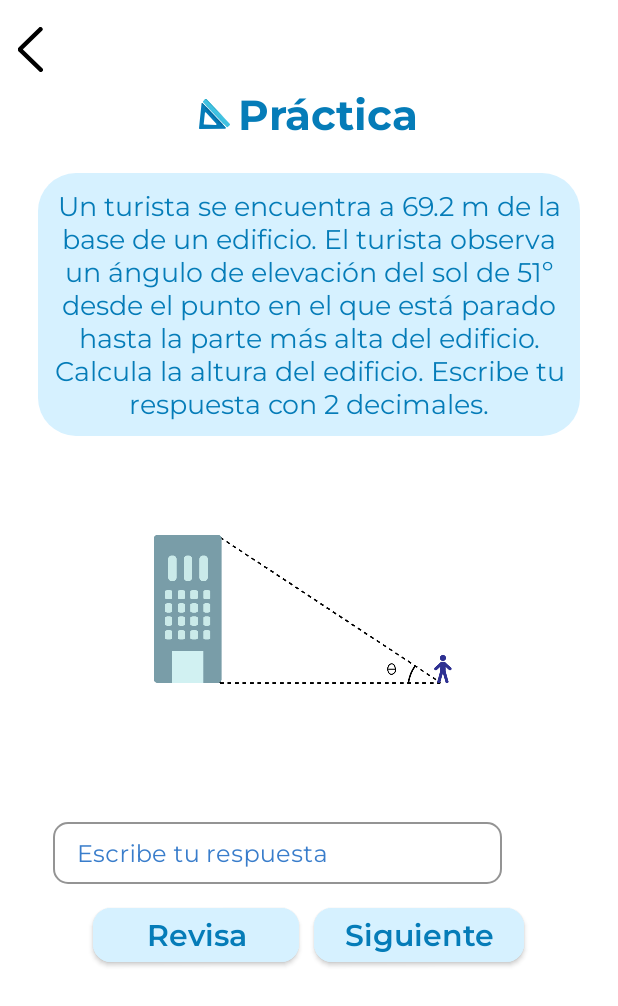
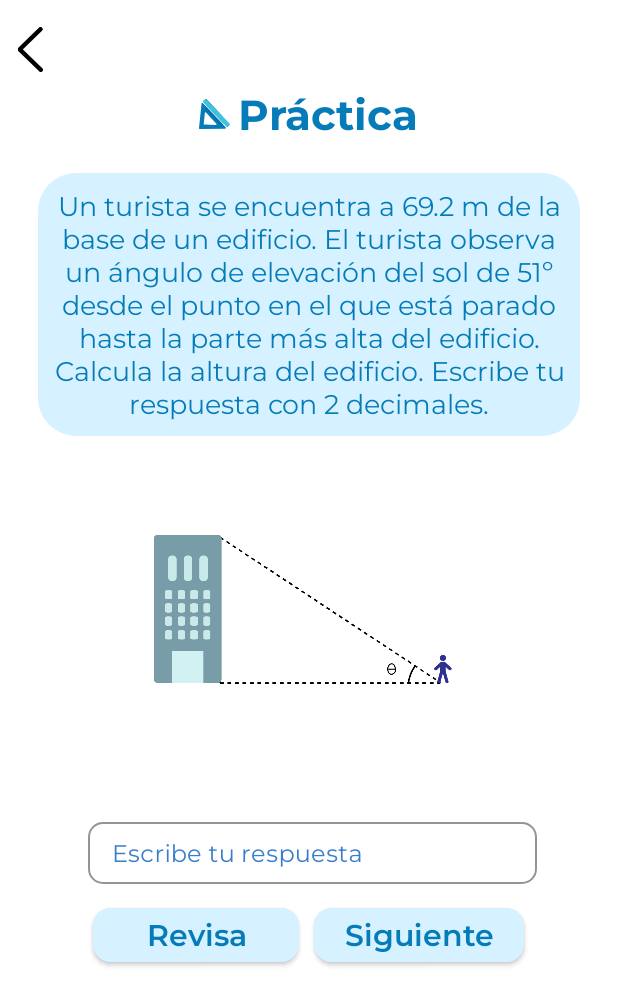
Before and after one commit to MajoBurguete/AplicTrianRect, an Android app: the PreguntaPracticaActivity screen opened directly, with no data from a screen before it, on a phone screen of 412 x 824 dp. Shown: the top 1006 px of the screen. Run offline under Robolectric (Android 15) with nearby library versions, the phone set to English and light mode, and no system bars.

Commit message:
Layout fix

```diff
--- a/app/src/main/res/layout/activity_pregunta_practica.xml
+++ b/app/src/main/res/layout/activity_pregunta_practica.xml
@@ -102,7 +102,16 @@
                 android:paddingEnd="15dp"
                 app:layout_constraintEnd_toEndOf="parent"
                 app:layout_constraintStart_toStartOf="parent"
-                app:layout_constraintTop_toBottomOf="@+id/ivProblema">
+                app:layout_constraintTop_toBottomOf="@+id/ivProblema"
+                android:gravity="center">
+
+                <LinearLayout
+                    android:id="@+id/linearLayout9"
+                    android:layout_width="wrap_content"
+                    android:layout_height="match_parent"
+                    android:orientation="horizontal"
+                    app:layout_constraintEnd_toEndOf="parent"
+                    app:layout_constraintStart_toStartOf="parent">
 
                     <com.google.android.material.textfield.TextInputLayout
                         android:id="@+id/outlinedTextFieldAnswerPractice"
@@ -136,8 +145,10 @@
                         android:layout_width="wrap_content"
                         android:layout_height="match_parent"
                         android:layout_weight="1"
+
                         app:srcCompat="@drawable/ic_wrong"
                         android:visibility="gone"/>
+                </LinearLayout>
 
             </LinearLayout>
 
@@ -148,9 +159,9 @@
                 android:layout_marginTop="10dp"
                 android:gravity="center"
                 android:orientation="horizontal"
-                app:layout_constraintEnd_toEndOf="@+id/outlinedTextFieldAnswerPractice"
+                app:layout_constraintEnd_toEndOf="@+id/linearLayout7"
                 app:layout_constraintHorizontal_bias="0.0"
-                app:layout_constraintStart_toStartOf="parent"
+                app:layout_constraintStart_toStartOf="@+id/linearLayout7"
                 app:layout_constraintTop_toBottomOf="@+id/linearLayout7">
 
                 <Button
--- a/app/src/main/res/values/strings.xml
+++ b/app/src/main/res/values/strings.xml
@@ -36,7 +36,7 @@
     <string name="majo_burguete">María José Burguete Euán, estudiante de ITC en el Tecnológico de Monterrey</string>
     <string name="app_distribution_creditos">Aplicación de Triángulos Rectángulos se distribuye como está, de manera gratuita y se prohíbe su distribución y uso con fines de lucro.</string>
     <string name="actualizacion_creditos">Última actualización</string>
-    <string name="date_creditos">diciembre 2022</string>
+    <string name="date_creditos">Enero 2023</string>
     <!-- TODO: Remove or change this placeholder text -->
     <string name="hello_blank_fragment">Hello blank fragment</string>
 
```
Also changed, not shown: app/src/main/res/layout/activity_pregunta_examen.xml (+13 -3 lines). Lines whose indentation alone changed are shown as unchanged.
